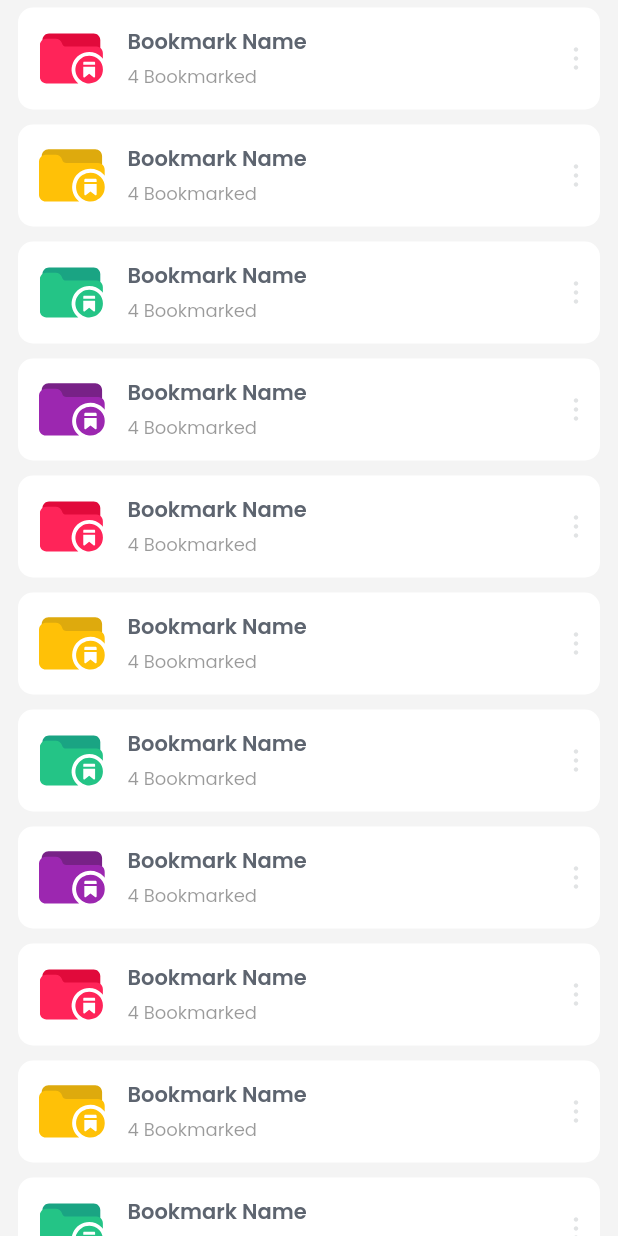
After one commit to kabirnayeem99/office_work, a Flutter app: the BookmarkPage screen opened directly, on a phone screen of 412 x 824 dp. The commit adds this screen. Run offline on Flutter 3.47's test engine with Material 2 defaults, Android fonts, the phone set to English and light mode, and no system bars; our stand-ins replace animate_do, carousel_slider, flutter_svg, get, google_fonts, responsive_sizer.

Commit message:
bookmark page

```diff
--- /dev/null
+++ b/lib/presentation/bookmark/bookmark_page.dart
@@ -0,0 +1,86 @@
+import 'package:flutter/material.dart';
+import 'package:flutter_svg/flutter_svg.dart';
+import 'package:google_fonts/google_fonts.dart';
+import 'package:office_work/presentation/bookmark/widgets/bookmark_list.dart';
+import 'package:office_work/presentation/config/hadith_colors.dart';
+import 'package:responsive_sizer/responsive_sizer.dart';
+
+class BookmarkPage extends StatelessWidget {
+  const BookmarkPage({super.key});
+
+  @override
+  Widget build(BuildContext context) {
+    return Scaffold(
+      body: SingleChildScrollView(
+        child: Padding(
+          padding: EdgeInsets.symmetric(horizontal: 12.px),
+          child: ListView.builder(
+            shrinkWrap: true,
+            itemCount: bookmarkList.length,
+            itemBuilder: (context, index) {
+              return Padding(
+                padding: EdgeInsets.symmetric(vertical: 5.px),
+                child: Container(
+                  height: 68.px,
+                  padding: EdgeInsets.symmetric(horizontal: 14.px),
+                  decoration: BoxDecoration(
+                    color: Theme.of(context).cardColor,
+                    borderRadius: BorderRadius.circular(10.px),
+                  ),
+                  child: Row(
+                    mainAxisAlignment: MainAxisAlignment.spaceBetween,
+                    crossAxisAlignment: CrossAxisAlignment.center,
+                    children: [
+                      Row(
+                        children: [
+                          SizedBox(
+                            height: 44.px,
+                            width: 44.px,
+                            child:
+                                SvgPicture.asset(bookmarkList[index].iconPath),
+                          ),
+                          SizedBox(
+                            width: 15.px,
+                          ),
+                          Column(
+                            mainAxisAlignment: MainAxisAlignment.center,
+                            crossAxisAlignment: CrossAxisAlignment.start,
+                            children: [
+                              Text(
+                                bookmarkList[index].title,
+                                style: TextStyle(
+                                  color: HadithColors.blackCoral,
+                                  fontWeight: FontWeight.w600,
+                                  fontSize: 14.px,
+                                  fontFamily: GoogleFonts.poppins().fontFamily,
+                                ),
+                              ),
+                              SizedBox(
+                                height: 4.px,
+                              ),
+                              Text(
+                                bookmarkList[index].subTitle,
+                                style: TextStyle(
+                                  color: HadithColors.blackMineShaft
+                                      .withOpacity(0.5),
+                                  fontWeight: FontWeight.w400,
+                                  fontSize: 12.px,
+                                  fontFamily: GoogleFonts.poppins().fontFamily,
+                                ),
+                              ),
+                            ],
+                          ),
+                        ],
+                      ),
+                      SvgPicture.asset(bookmarkList[index].optionIconPath)
+                    ],
+                  ),
+                ),
+              );
+            },
+          ),
+        ),
+      ),
+    );
+  }
+}
--- a/lib/presentation/bookmark/bookmark.dart
+++ b/lib/presentation/last_read/last__read_page.dart
@@ -5,8 +5,8 @@ import 'package:office_work/presentation/bookmark/widgets/bookmark_list.dart';
 import 'package:office_work/presentation/config/hadith_colors.dart';
 import 'package:responsive_sizer/responsive_sizer.dart';
 
-class Bookmark extends StatelessWidget {
-  const Bookmark({super.key});
+class LastReadPage extends StatelessWidget {
+
 
   @override
   Widget build(BuildContext context) {
--- /dev/null
+++ b/lib/presentation/last_read/widgets/last_raad_list.dart
@@ -0,0 +1,3 @@
+import 'package:office_work/data/model/bookmark_model.dart';
+
+List<BookmarkModel> bookmarkList = [];
--- a/lib/presentation/main/root.dart
+++ b/lib/presentation/main/root.dart
@@ -5,7 +5,8 @@ import 'package:office_work/app/config/app_style.dart';
 import 'package:office_work/app/config/config.dart';
 import 'package:office_work/buisness_logic/controllers/home_controller.dart';
 import 'package:office_work/core/assets/svg_path.dart';
-import 'package:office_work/presentation/bookmark/bookmark.dart';
+
+import 'package:office_work/presentation/last_read/last__read_page.dart';
 import 'package:responsive_sizer/responsive_sizer.dart';
 
 import '../../core/third_party_libs/floating_nav_bar/floating_nav_bar.dart';
@@ -25,7 +26,7 @@ class _MainPageState extends State<MainPage> {
   Widget build(BuildContext context) {
     Config().init(context);
     return Scaffold(
-      body: const Bookmark(),
+      body: LastReadPage(),
       backgroundColor: const Color(0xffF4F4F4),
       extendBody: true,
       bottomNavigationBar: Obx(
```
Also changed, not shown: lib/data/model/last_read_model.dart (added).
